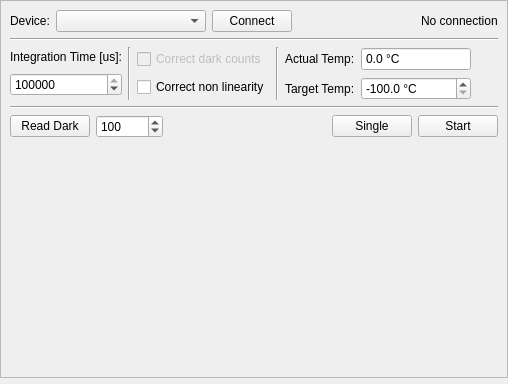
Qt form modules/spectrometer/SpectrometerWidget.ui (Silas-Hoerz/Modulab) before a commit.
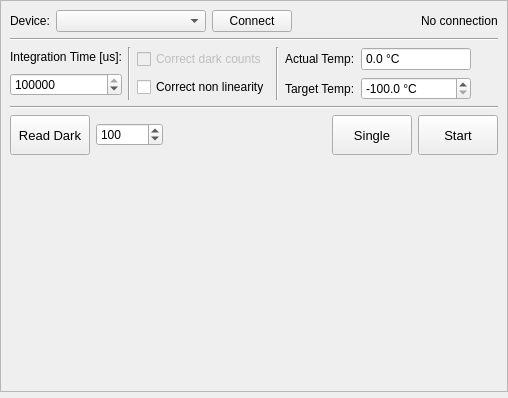
The same form after that commit.

What changed in the file:
```diff
--- a/modules/spectrometer/SpectrometerWidget.ui
+++ b/modules/spectrometer/SpectrometerWidget.ui
@@ -7,7 +7,7 @@
     <x>0</x>
     <y>0</y>
     <width>508</width>
-    <height>384</height>
+    <height>398</height>
    </rect>
   </property>
   <property name="sizePolicy">
@@ -445,6 +445,17 @@
           </property>
           <item>
            <widget class="QPushButton" name="pushButton_acqurieDarkRead">
+            <property name="minimumSize">
+             <size>
+              <width>0</width>
+              <height>40</height>
+             </size>
+            </property>
+            <property name="font">
+             <font>
+              <pointsize>10</pointsize>
+             </font>
+            </property>
             <property name="text">
              <string>Read Dark</string>
             </property>
@@ -478,6 +489,17 @@
           </item>
           <item>
            <widget class="QPushButton" name="pushButton_acquireSingle">
+            <property name="minimumSize">
+             <size>
+              <width>0</width>
+              <height>40</height>
+             </size>
+            </property>
+            <property name="font">
+             <font>
+              <pointsize>10</pointsize>
+             </font>
+            </property>
             <property name="text">
              <string>Single</string>
             </property>
@@ -491,12 +513,23 @@
               <verstretch>0</verstretch>
              </sizepolicy>
             </property>
+            <property name="minimumSize">
+             <size>
+              <width>0</width>
+              <height>40</height>
+             </size>
+            </property>
             <property name="maximumSize">
              <size>
               <width>16777215</width>
               <height>16777215</height>
              </size>
             </property>
+            <property name="font">
+             <font>
+              <pointsize>10</pointsize>
+             </font>
+            </property>
             <property name="styleSheet">
              <string notr="true">QPushButton:checked {color: black;}</string>
             </property>
```
